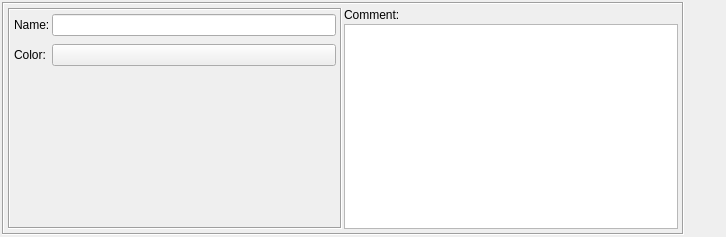
This is src/gui/librarydialog_q.ui in fwbuilder/fwbuilder as Qt 5 draws it before an edit. The edited form follows.
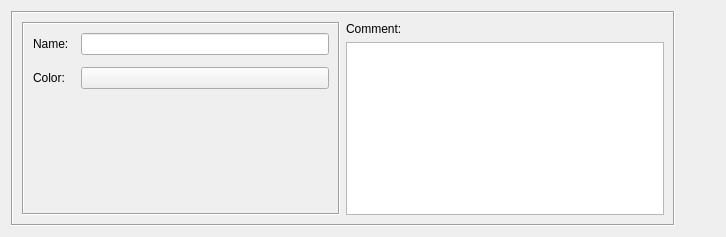
This is the edited form.

Commit message: See #501 Finally cleaned up dialog layout for all object dialogs. Had to remove default margin and spacing in the "form setting" for each dialog

Diff of the .ui file:
```diff
--- a/src/gui/librarydialog_q.ui
+++ b/src/gui/librarydialog_q.ui
@@ -15,19 +15,8 @@
   <property name="windowTitle" >
    <string>Library</string>
   </property>
-  <layout class="QGridLayout" >
-   <property name="margin" >
-    <number>2</number>
-   </property>
-   <property name="spacing" >
-    <number>2</number>
-   </property>
+  <layout class="QGridLayout" name="gridLayout" >
    <item row="0" column="0" >
-    <layout class="QVBoxLayout" >
-     <property name="spacing" >
-      <number>2</number>
-     </property>
-     <item>
       <widget class="QFrame" name="frame7" >
        <property name="frameShape" >
         <enum>QFrame::Box</enum>
@@ -45,8 +34,8 @@
            <enum>QFrame::Sunken</enum>
           </property>
           <layout class="QGridLayout" >
-           <property name="verticalSpacing" >
-            <number>8</number>
+         <property name="spacing" >
+          <number>12</number>
            </property>
            <item row="0" column="0" >
             <widget class="QLabel" name="textLabel1" >
@@ -154,8 +143,6 @@
        </layout>
       </widget>
      </item>
-    </layout>
-   </item>
    <item row="0" column="1" >
     <spacer>
      <property name="orientation" >
@@ -174,7 +161,6 @@
    </item>
   </layout>
  </widget>
- <layoutdefault spacing="2" margin="4" />
  <tabstops>
   <tabstop>obj_name</tabstop>
   <tabstop>colorButton</tabstop>
```
Left out of the diff: 1 changed line with no effect on the pictures. Lines whose indentation alone changed are shown as unchanged. The commit also changes 30 other files.
